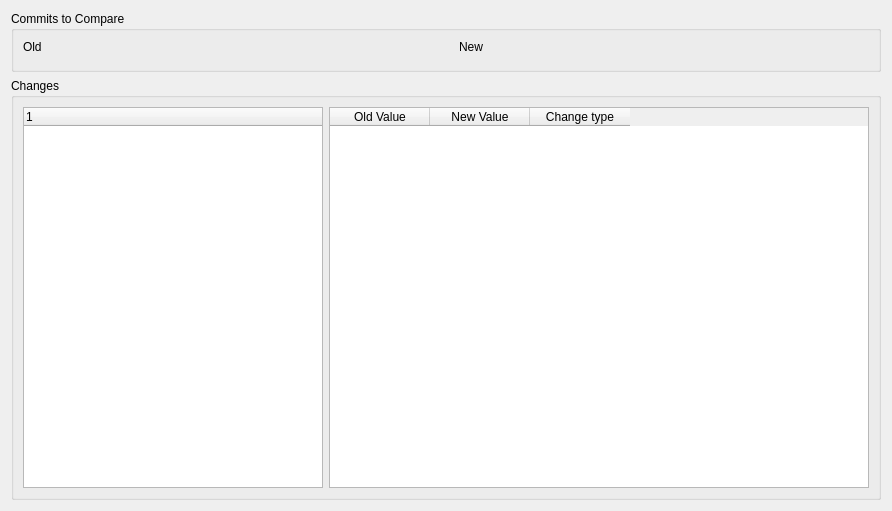
The window that geogig/ui/diffviewerdialog.ui (boundlessgeo/qgis-geogiglight-plugin) describes before a commit, drawn with Qt 5.
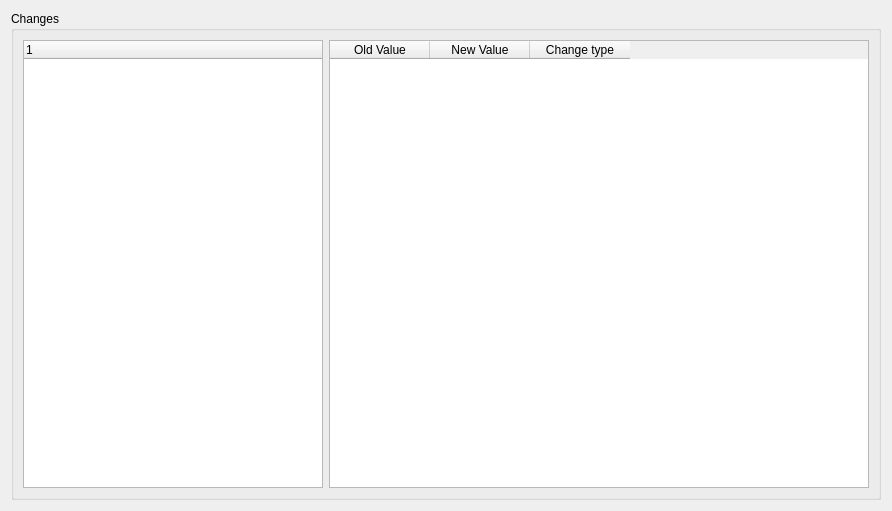
The same window after the commit.

Commit message: removed commit selection from diff viewer

Diff of the .ui file:
```diff
--- a/geogig/ui/diffviewerdialog.ui
+++ b/geogig/ui/diffviewerdialog.ui
@@ -20,142 +20,6 @@
 }</string>
   </property>
   <layout class="QVBoxLayout" name="verticalLayout_5">
-   <item>
-    <widget class="QGroupBox" name="groupBox">
-     <property name="sizePolicy">
-      <sizepolicy hsizetype="Preferred" vsizetype="Maximum">
-       <horstretch>0</horstretch>
-       <verstretch>0</verstretch>
-      </sizepolicy>
-     </property>
-     <property name="maximumSize">
-      <size>
-       <width>16777215</width>
-       <height>100</height>
-      </size>
-     </property>
-     <property name="title">
-      <string>Commits to Compare</string>
-     </property>
-     <layout class="QHBoxLayout" name="horizontalLayout">
-      <item>
-       <layout class="QVBoxLayout" name="verticalLayout">
-        <item>
-         <layout class="QHBoxLayout" name="horizontalLayout_2">
-          <item>
-           <widget class="QLabel" name="label_2">
-            <property name="sizePolicy">
-             <sizepolicy hsizetype="Preferred" vsizetype="Maximum">
-              <horstretch>0</horstretch>
-              <verstretch>0</verstretch>
-             </sizepolicy>
-            </property>
-            <property name="text">
-             <string>Old</string>
-            </property>
-           </widget>
-          </item>
-          <item>
-           <spacer name="horizontalSpacer_2">
-            <property name="orientation">
-             <enum>Qt::Horizontal</enum>
-            </property>
-            <property name="sizeHint" stdset="0">
-             <size>
-              <width>40</width>
-              <height>10</height>
-             </size>
-            </property>
-           </spacer>
-          </item>
-         </layout>
-        </item>
-        <item>
-         <layout class="QHBoxLayout" name="horizontalLayout_4">
-          <item>
-           <widget class="QWidget" name="commit1Widget" native="true">
-            <property name="minimumSize">
-             <size>
-              <width>0</width>
-              <height>0</height>
-             </size>
-            </property>
-           </widget>
-          </item>
-         </layout>
-        </item>
-       </layout>
-      </item>
-      <item>
-       <layout class="QVBoxLayout" name="verticalLayout_8">
-        <property name="spacing">
-         <number>0</number>
-        </property>
-        <item>
-         <spacer name="verticalSpacer_2">
-          <property name="orientation">
-           <enum>Qt::Vertical</enum>
-          </property>
-          <property name="sizeType">
-           <enum>QSizePolicy::Minimum</enum>
-          </property>
-          <property name="sizeHint" stdset="0">
-           <size>
-            <width>20</width>
-            <height>20</height>
-           </size>
-          </property>
-         </spacer>
-        </item>
-       </layout>
-      </item>
-      <item>
-       <layout class="QVBoxLayout" name="verticalLayout_2">
-        <item>
-         <layout class="QHBoxLayout" name="horizontalLayout_5">
-          <property name="sizeConstraint">
-           <enum>QLayout::SetMaximumSize</enum>
-          </property>
-          <item>
-           <widget class="QLabel" name="label_4">
-            <property name="sizePolicy">
-             <sizepolicy hsizetype="Preferred" vsizetype="Maximum">
-              <horstretch>0</horstretch>
-              <verstretch>0</verstretch>
-             </sizepolicy>
-            </property>
-            <property name="text">
-             <string>New</string>
-            </property>
-           </widget>
-          </item>
-          <item>
-           <spacer name="horizontalSpacer_3">
-            <property name="orientation">
-             <enum>Qt::Horizontal</enum>
-            </property>
-            <property name="sizeHint" stdset="0">
-             <size>
-              <width>40</width>
-              <height>10</height>
-             </size>
-            </property>
-           </spacer>
-          </item>
-         </layout>
-        </item>
-        <item>
-         <layout class="QHBoxLayout" name="horizontalLayout_6">
-          <item>
-           <widget class="QWidget" name="commit2Widget" native="true"/>
-          </item>
-         </layout>
-        </item>
-       </layout>
-      </item>
-     </layout>
-    </widget>
-   </item>
    <item>
     <widget class="QGroupBox" name="groupBox_2">
      <property name="title">
```
The commit also changes 1 other file.
